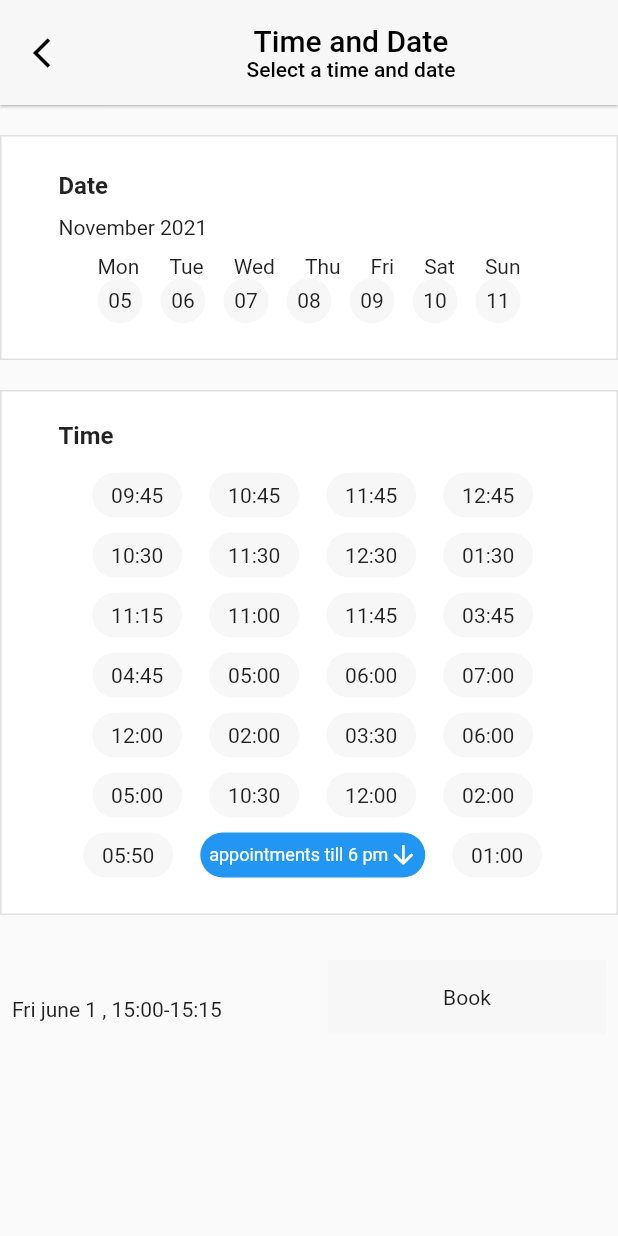
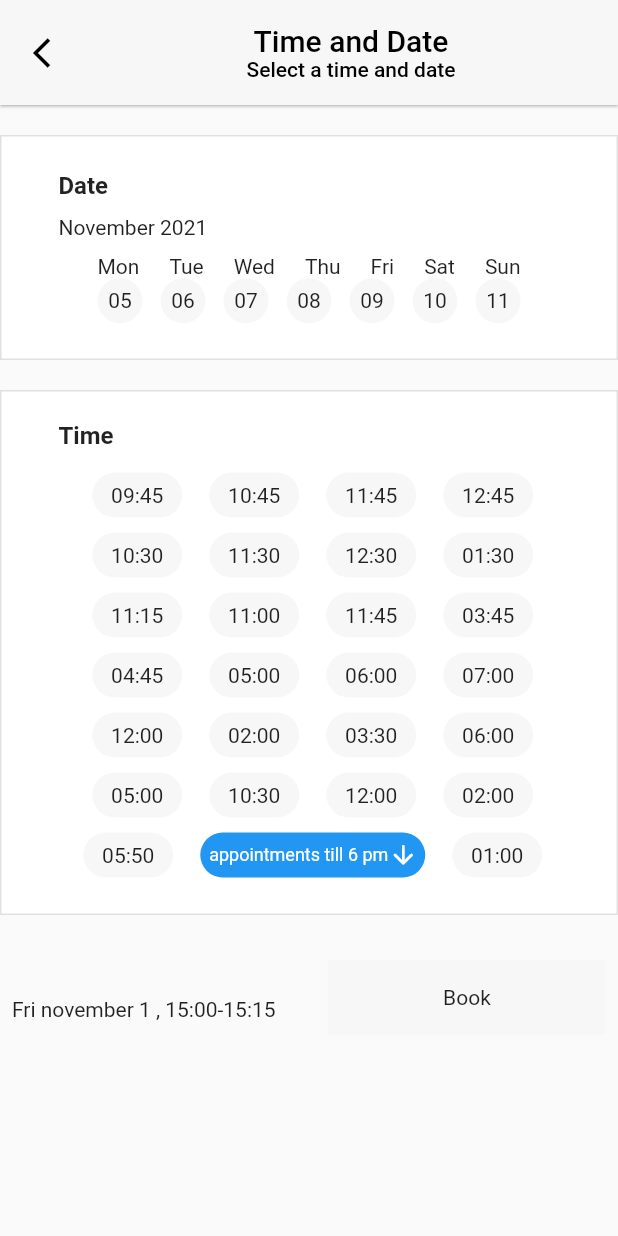
Before and after one commit to saadkhawar289/Health4U, a Flutter app: the Resolution screen opened by its route, on a phone screen of 412 x 824 dp. Run offline on Flutter 3.47's test engine with Material 2 defaults, Android fonts, the phone set to English and light mode, and no system bars; our stand-ins replace barcode_widget, cloud_firestore, date_format, device_preview, dots_indicator, firebase_auth and 8 more; missing offline and left inert: dart:ffi, flutter_barcode_scanner; accounts and stored records are empty; statements that could not run were skipped.

```diff
--- a/healthy/lib/TimeDateReservation.dart
+++ b/healthy/lib/TimeDateReservation.dart
@@ -745,7 +745,7 @@ class _ResolutionState extends State<Resolution> {
                           ),
                           Padding(
                             padding: const EdgeInsets.only(left: 8.0),
-                            child: Text("Fri june 1 , 15:00-15:15"),
+                            child: Text("Fri november 1 , 15:00-15:15"),
                           ),
                         ],
                       ),
```
